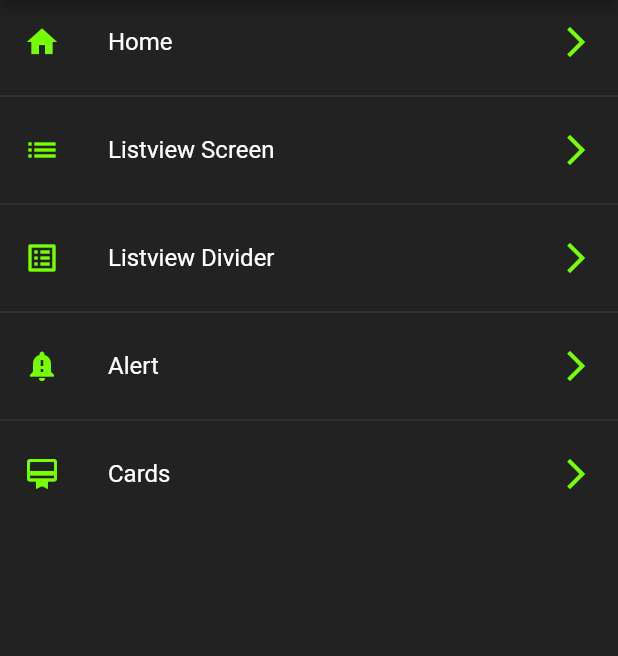
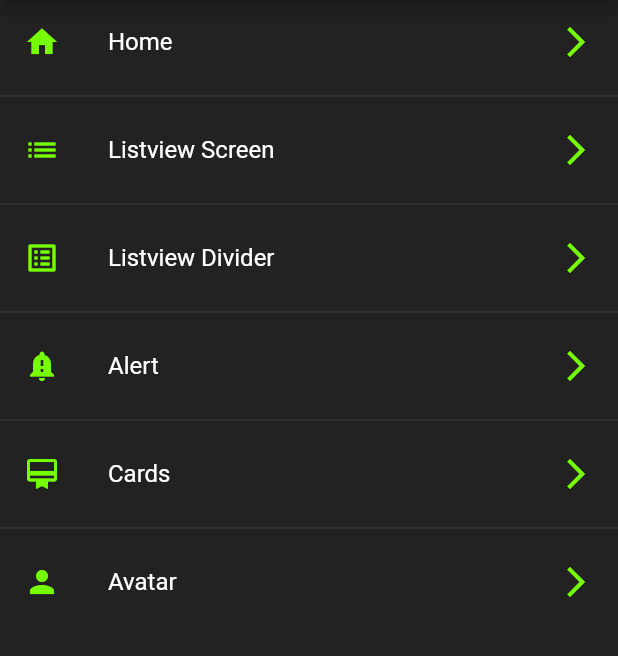
Before and after one commit to JohanRiv/components_app, a Flutter app: the screen it shows after launch, on a phone screen of 412 x 824 dp, the part 84-740 px from its top. Run offline on Flutter 3.47's test engine with Material 2 defaults, Android fonts, the phone set to English and light mode, and no system bars.

```diff
--- a/lib/router/app_routes.dart
+++ b/lib/router/app_routes.dart
@@ -29,7 +29,12 @@ class AppRoutes {
         screenName: 'Cards',
         route: 'card',
         screen: const CardScreen(),
-        icon: Icons.card_membership)
+        icon: Icons.card_membership),
+    MenuOptionModel(
+        screenName: 'Avatar',
+        route: 'avatar',
+        screen: const AvatarScreen(),
+        icon: Icons.person)
   ];
 
   static const initialRoute = 'home';
--- a/lib/screens/screens.dart
+++ b/lib/screens/screens.dart
@@ -3,3 +3,4 @@ export 'package:components_app/screens/card_screen.dart';
 export 'package:components_app/screens/listview_divider_screen.dart';
 export 'package:components_app/screens/listview_screen.dart';
 export 'package:components_app/screens/home_screen.dart';
+export 'package:components_app/screens/avatar_screen.dart';
--- a/lib/themes/dark_theme.dart
+++ b/lib/themes/dark_theme.dart
@@ -14,6 +14,17 @@ class DarkTheme {
       textButtonTheme: TextButtonThemeData(
           style: TextButton.styleFrom(
         primary: secundary,
-        backgroundColor: primaryBackground,
-      )));
+      )),
+      dialogTheme: DialogTheme(
+          backgroundColor: primaryBackground,
+          shape: const RoundedRectangleBorder(
+              borderRadius: BorderRadius.all(Radius.circular(10)))),
+      floatingActionButtonTheme:
+          FloatingActionButtonThemeData(backgroundColor: secundary),
+      elevatedButtonTheme: ElevatedButtonThemeData(
+          style: ElevatedButton.styleFrom(
+              primary: primary,
+              shape: const StadiumBorder(),
+              textStyle: TextStyle(
+                  foreground: Paint()..color = Colors.white, fontSize: 18))));
 }
```
Also changed, not shown: lib/screens/alert_screen.dart (+68 -2 lines), lib/screens/avatar_screen.dart (added, +14 -0 lines), lib/widgets/custom_card.dart (+12 -1 lines).
